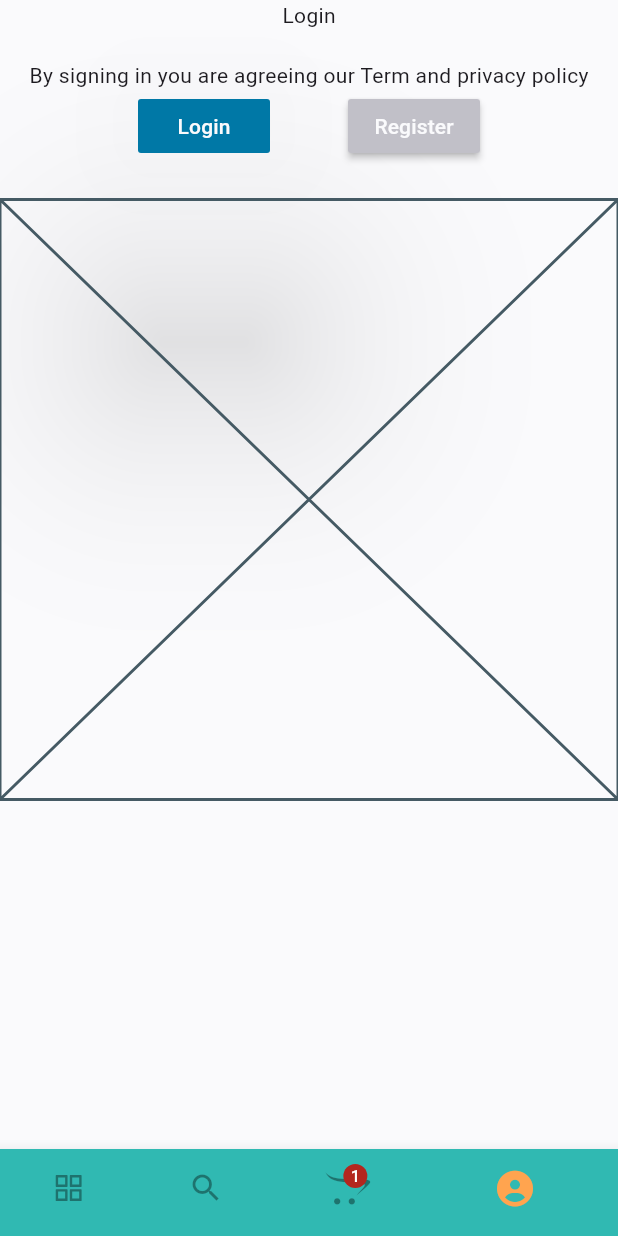
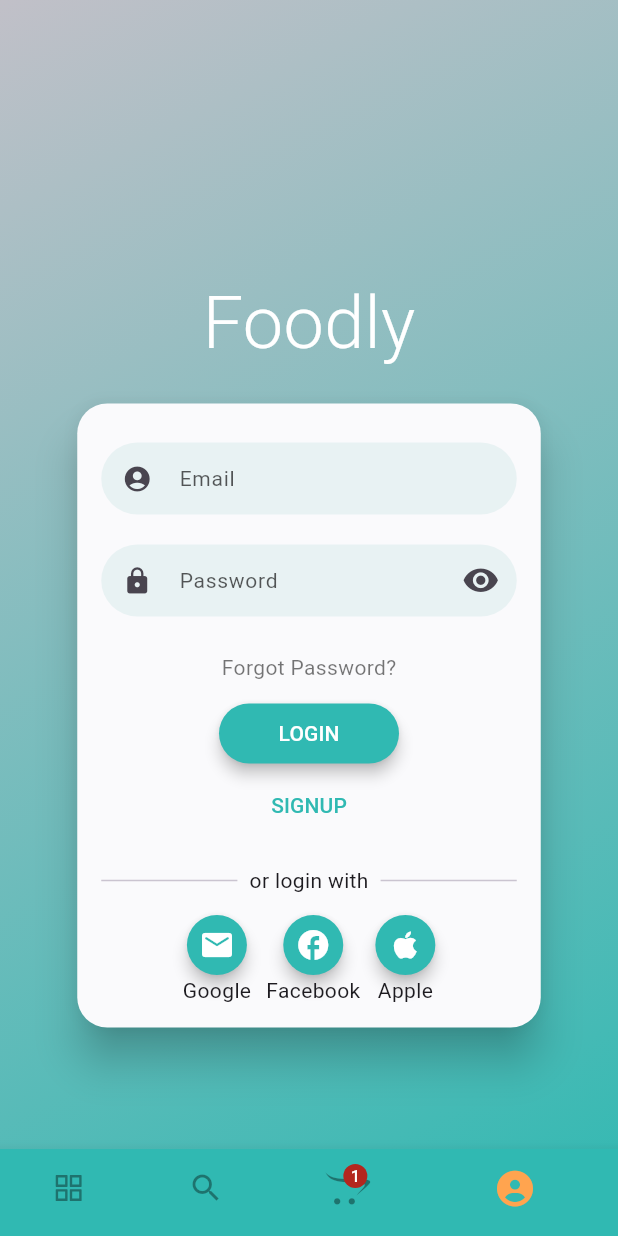
Before and after one commit to salahbensarar1/front_foodOrdering, a Flutter app: the screen it shows after launch, item 4 of the bottom bar chosen, on a phone screen of 412 x 824 dp. Run offline on Flutter 3.47's test engine with Material 3 defaults, Android fonts, the phone set to English and light mode, and no system bars; drawn by our look-alikes of flutter_login; our stand-ins replace flutter_rating_bar, flutter_screenutil, flutter_vector_icons, get, google_fonts; network calls fail.

Commit message:
Update FrontEnd Login && Sign up

```diff
--- a/lib/views/profile/authentication/login.dart
+++ b/lib/views/profile/authentication/login.dart
@@ -1,4 +1,12 @@
 import 'package:flutter/material.dart';
+import 'package:flutter_login/flutter_login.dart';
+import 'package:foodly/constants/constants.dart';
+import 'package:foodly/views/home/home_page.dart';
+
+const users = {
+  'salah@gmail.com': '12345',
+  'rida@gmail.com': 'rida',
+};
 
 class LoginWidget extends StatefulWidget {
   const LoginWidget({super.key});
@@ -8,8 +16,93 @@ class LoginWidget extends StatefulWidget {
 }
 
 class _LoginWidgetState extends State<LoginWidget> {
+  //****************************************************************************************** */
+  Duration get loginTime => const Duration(milliseconds: 2250);
+  //****************************************************************************************** */
+  Future<String?> _authUser(LoginData data) {
+    debugPrint('Name: ${data.name}, Password: ${data.password}');
+    return Future.delayed(loginTime).then((_) {
+      if (!users.containsKey(data.name)) {
+        return 'User not exists';
+      }
+      if (users[data.name] != data.password) {
+        return 'Password does not match';
+      }
+      return null;
+    });
+  }
+
+//****************************************************************************************** */
+  Future<String?> _signupUser(SignupData data) {
+    debugPrint('Signup Name: ${data.name}, Password: ${data.password}');
+    return Future.delayed(loginTime).then((_) {
+      return null;
+    });
+  }
+
+//****************************************************************************************** */
+  Future<String?> _recoverPassword(String name) {
+    debugPrint('Name: $name');
+    return Future.delayed(loginTime).then((_) {
+      if (!users.containsKey(name)) {
+        return 'User not exists';
+      }
+      return null;
+    });
+  }
+
+//****************************************************************************************** */
   @override
   Widget build(BuildContext context) {
-    return const Placeholder();
+    return FlutterLogin(
+      theme: LoginTheme(
+          pageColorDark: kPrimary,
+          pageColorLight: kGrayLight,
+          primaryColor: kPrimary,
+          cardTheme: CardTheme(
+            color: kLightWhite,
+          )),
+      title: 'Foodly',
+      onLogin: _authUser,
+      onSignup: _signupUser,
+      onRecoverPassword: _recoverPassword,
+      loginProviders: <LoginProvider>[
+        LoginProvider(
+          icon: Icons.email_rounded,
+          label: 'Google',
+          callback: () async {
+            debugPrint('start google sign in');
+            await Future.delayed(loginTime);
+            debugPrint('stop google sign in');
+            return null;
+          },
+        ),
+        LoginProvider(
+          icon: Icons.facebook,
+          label: 'Facebook',
+          callback: () async {
+            debugPrint('start facebook sign in');
+            await Future.delayed(loginTime);
+            debugPrint('stop facebook sign in');
+            return null;
+          },
+        ),
+        LoginProvider(
+          icon: Icons.apple,
+          label: 'Apple',
+          callback: () async {
+            debugPrint('start Apple sign in');
+            await Future.delayed(loginTime);
+            debugPrint('stop Apple sign in');
+            return null;
+          },
+        ),
+      ],
+      onSubmitAnimationCompleted: () {
+        Navigator.of(context).pushReplacement(MaterialPageRoute(
+          builder: (context) => const HomePage(),
+        ));
+      },
+    );
   }
 }
--- a/lib/views/profile/authentication/register.dart
+++ b/lib/views/profile/authentication/register.dart
@@ -10,6 +10,8 @@ class RegisterWidget extends StatefulWidget {
 class _RegisterWidgetState extends State<RegisterWidget> {
   @override
   Widget build(BuildContext context) {
-    return const Placeholder();
+    return Column(
+      children: <Widget>[Text("Registration")],
+    );
   }
 }
--- a/lib/views/profile/profile_page.dart
+++ b/lib/views/profile/profile_page.dart
@@ -1,63 +1,103 @@
+import 'package:flutter/cupertino.dart';
 import 'package:flutter/material.dart';
-
+import 'package:flutter_login/flutter_login.dart';
 import 'package:foodly/constants/constants.dart';
+import 'package:foodly/views/home/home_page.dart';
 import 'package:foodly/views/profile/authentication/login.dart';
-import 'package:foodly/views/profile/authentication/register.dart';
-import 'package:get/get.dart';
 
 class ProfilePage extends StatelessWidget {
   const ProfilePage({super.key});
+  //****************************************************************************************** */
+  Duration get loginTime => const Duration(milliseconds: 2250);
+  //****************************************************************************************** */
+  Future<String?> _authUser(LoginData data) {
+    debugPrint('Name: ${data.name}, Password: ${data.password}');
+    return Future.delayed(loginTime).then((_) {
+      if (!users.containsKey(data.name)) {
+        return 'User not exists';
+      }
+      if (users[data.name] != data.password) {
+        return 'Password does not match';
+      }
+      return null;
+    });
+  }
+
+//****************************************************************************************** */
+  Future<String?> _signupUser(SignupData data) {
+    debugPrint('Signup Name: ${data.name}, Password: ${data.password}');
+    return Future.delayed(loginTime).then((_) {
+      return null;
+    });
+  }
+
+//****************************************************************************************** */
+  Future<String?> _recoverPassword(String name) {
+    debugPrint('Name: $name');
+    return Future.delayed(loginTime).then((_) {
+      if (!users.containsKey(name)) {
+        return 'User not exists';
+      }
+      return null;
+    });
+  }
+
+//****************************************************************************************** */
 
   @override
   Widget build(BuildContext context) {
-    var isLogin = false.obs;
+    // var isLogin = true.obs;
     return Scaffold(
       backgroundColor: kLightWhite,
-      body: Center(
-        child: Column(
-          children: <Widget>[
-            const Text("Login\n"),
-            const Text(
-                "By signing in you are agreeing our Term and privacy policy"),
-            Row(
-              mainAxisAlignment: MainAxisAlignment.center,
-              children: <Widget>[
-                Obx(() => MaterialButton(
-                      onPressed: () {
-                        print('Login');
-                        isLogin.value = false;
+      body: FlutterLogin(
+        theme: LoginTheme(
+            pageColorDark: kPrimary,
+            pageColorLight: kGrayLight,
+            primaryColor: kPrimary,
+            cardTheme: CardTheme(
+              color: kLightWhite,
+            )),
+        title: 'Foodly',
+        onLogin: _authUser,
+        onSignup: _signupUser,
+        onRecoverPassword: _recoverPassword,
+        loginProviders: <LoginProvider>[
+          LoginProvider(
+            icon: Icons.email_rounded,
+            label: 'Google',
+            callback: () async {
+              debugPrint('start google sign in');
+              await Future.delayed(loginTime);
+              debugPrint('stop google sign in');
+              return null;
             },
-                      color: isLogin.value ? kGrayLight : kTertiary,
-                      child: const Text(
-                        'Login',
-                        style: TextStyle(color: kLightWhite),
           ),
-                      elevation: 72,
-                    )),
-                SizedBox(
-                  width: 52,
+          LoginProvider(
+            icon: Icons.facebook,
+            label: 'Facebook',
+            callback: () async {
+              debugPrint('start facebook sign in');
+              await Future.delayed(loginTime);
+              debugPrint('stop facebook sign in');
+              return null;
+            },
           ),
-                Obx(() => MaterialButton(
-                      onPressed: () {
-                        print(
-                          'Register',
-                        );
-                        isLogin.value = true;
+          LoginProvider(
+            icon: Icons.apple,
+            label: 'Apple',
+            callback: () async {
+              debugPrint('start linkdin sign in');
+              await Future.delayed(loginTime);
+              debugPrint('stop linkdin sign in');
+              return null;
             },
-                      color: !isLogin.value ? kGrayLight : kTertiary,
-                      child: const Text(
-                        'Register',
-                        style: TextStyle(color: kLightWhite),
           ),
-                    )),
         ],
-            ),
-            const SizedBox(
-              height: 25,
-            ),
-            isLogin.value ? LoginWidget() : RegisterWidget(),
-          ],
-        ),
+        onSubmitAnimationCompleted: () {
+          Navigator.of(context).pushReplacement(MaterialPageRoute(
+            builder: (context) => const HomePage(),
+          ));
+        },
       ),
     );
   }
--- a/pubspec.yaml
+++ b/pubspec.yaml
@@ -50,6 +50,7 @@ dependencies:
   firebase_auth: ^4.15.2
   firebase_core: ^2.24.2
   country_picker: ^2.0.23
+  flutter_login: ^5.0.0
 
 
 dev_dependencies:
```
Also changed, not shown: pubspec.lock, 6 other files. Lines whose indentation alone changed are shown as unchanged.
